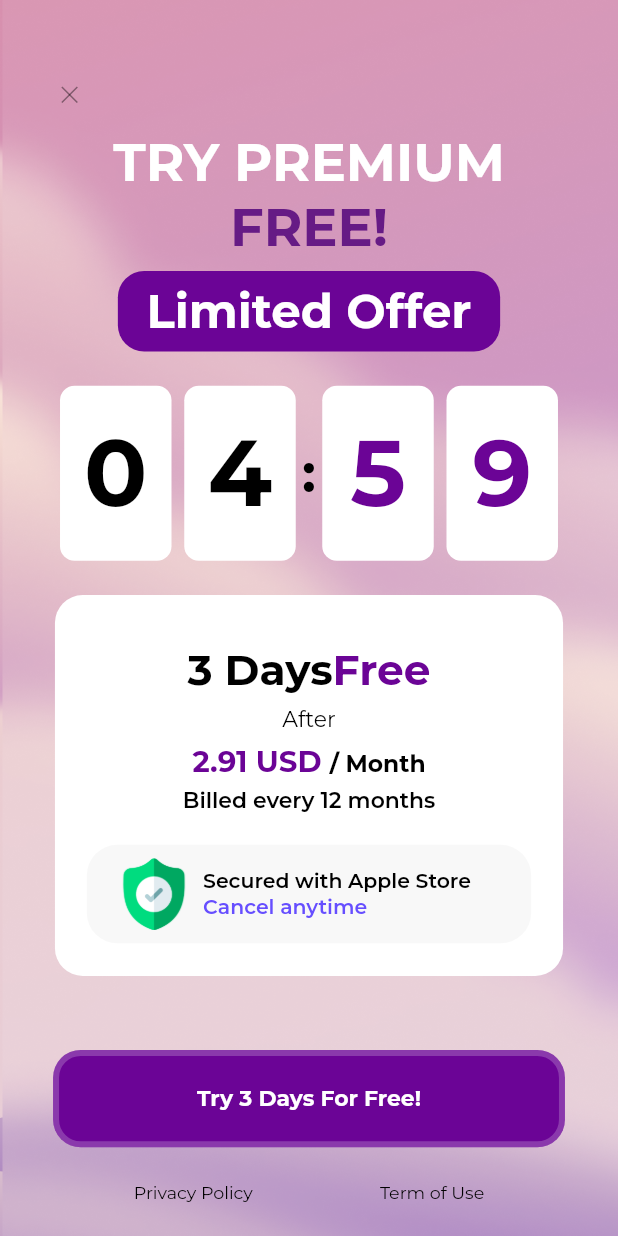
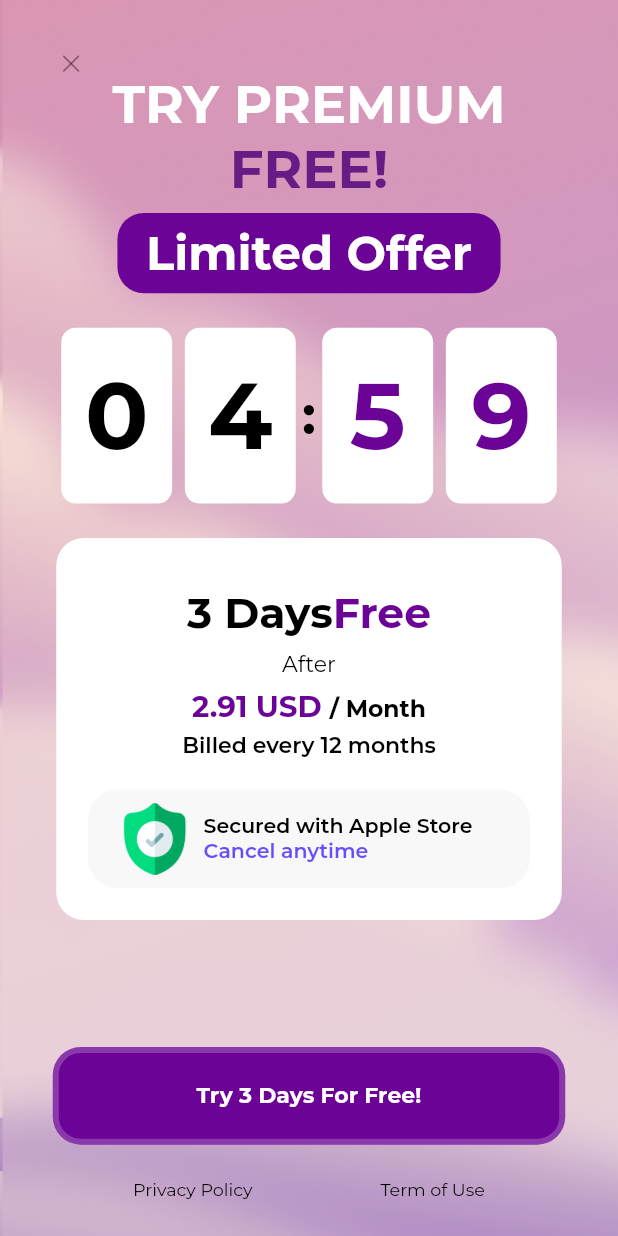
Before and after one commit to Umidjon-18/project_ui, a Flutter app: the PremiumPage screen opened by its route, on a phone screen of 412 x 824 dp. Run offline on Flutter 3.47's test engine with Material 2 defaults, Android fonts, the phone set to English and light mode, and no system bars; our stand-ins replace flutter_screenutil, flutter_svg; project files that could hold a hidden picture were left out.

Commit message:
fixed response

```diff
--- a/lib/main.dart
+++ b/lib/main.dart
@@ -13,7 +13,7 @@ class MyApp extends StatelessWidget {
   @override
   Widget build(BuildContext context) {
     return ScreenUtilInit(
-      designSize: const Size(388, 847),
+      designSize: const Size(390, 844),
       minTextAdapt: true,
       splitScreenMode: true,
       builder: (context, child) {
--- a/lib/presentation/pages/premium/premium_page.dart
+++ b/lib/presentation/pages/premium/premium_page.dart
@@ -1,5 +1,3 @@
-
-
 import 'package:flutter/material.dart';
 import 'package:flutter_screenutil/flutter_screenutil.dart';
 import 'package:flutter_svg/flutter_svg.dart';
@@ -40,14 +38,16 @@ class _PremiumPageState extends State<PremiumPage> {
               children: [
                 Padding(
                   padding: EdgeInsets.only(
-                    top: 40.h,
-                    left: 20.9.w,
+                    top: 37.h,
+                    left: 39.w,
                   ),
                   child: Align(
                     alignment: Alignment.centerLeft,
-                    child: IconButton(
-                      onPressed: () {},
-                      icon: SvgPicture.asset(
+                    child: GestureDetector(
+                      onTap: () {
+                        Navigator.pop(context);
+                      },
+                      child: SvgPicture.asset(
                         Assets.icons.cancel,
                       ),
                     ),
@@ -206,17 +206,16 @@ class _PremiumPageState extends State<PremiumPage> {
                     ],
                   ),
                 ),
+                const Spacer(),
                 CustomButton(
                   buttonName: "Try 3 Days For Free!",
-                  margin: EdgeInsets.only(
-                    bottom: 24.h,
-                    left: 33.3.w,
-                    right: 33.3.w,
-                    top: 50.74.h,
+                  margin: EdgeInsets.symmetric(
+                    horizontal: 33.3.w,
                   ),
                 ),
                 Padding(
-                  padding: EdgeInsets.symmetric(horizontal: 84.w),
+                  padding:
+                      EdgeInsets.symmetric(horizontal: 84.w, vertical: 24.h),
                   child: Row(
                     mainAxisAlignment: MainAxisAlignment.spaceBetween,
                     children: [
```
